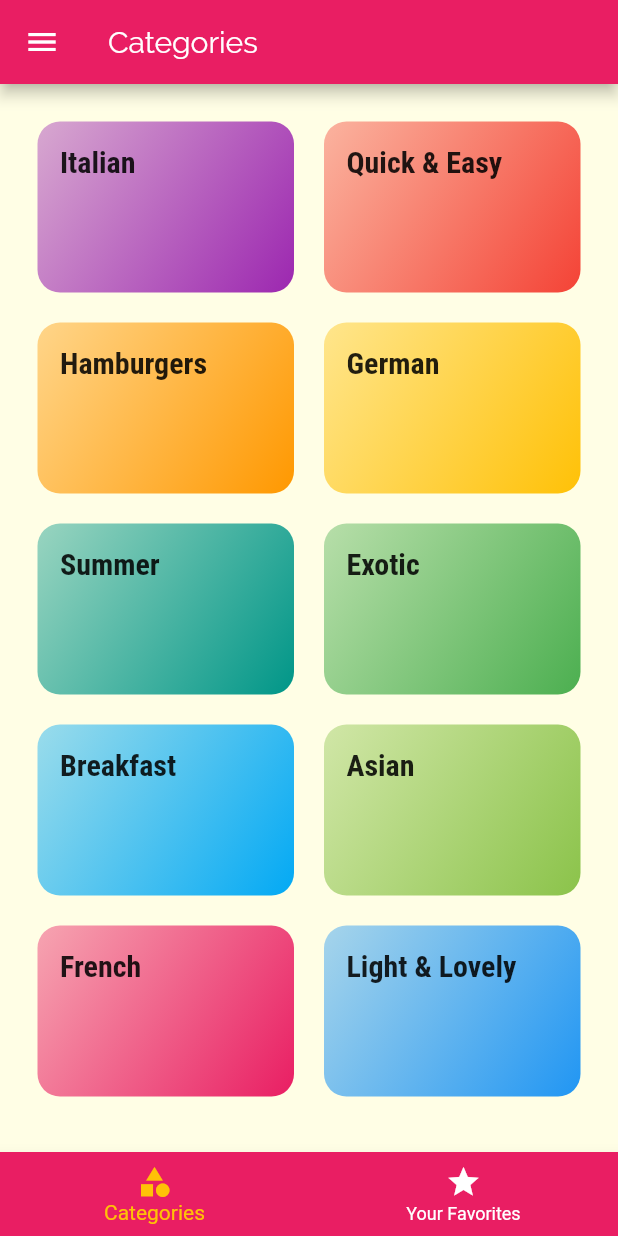
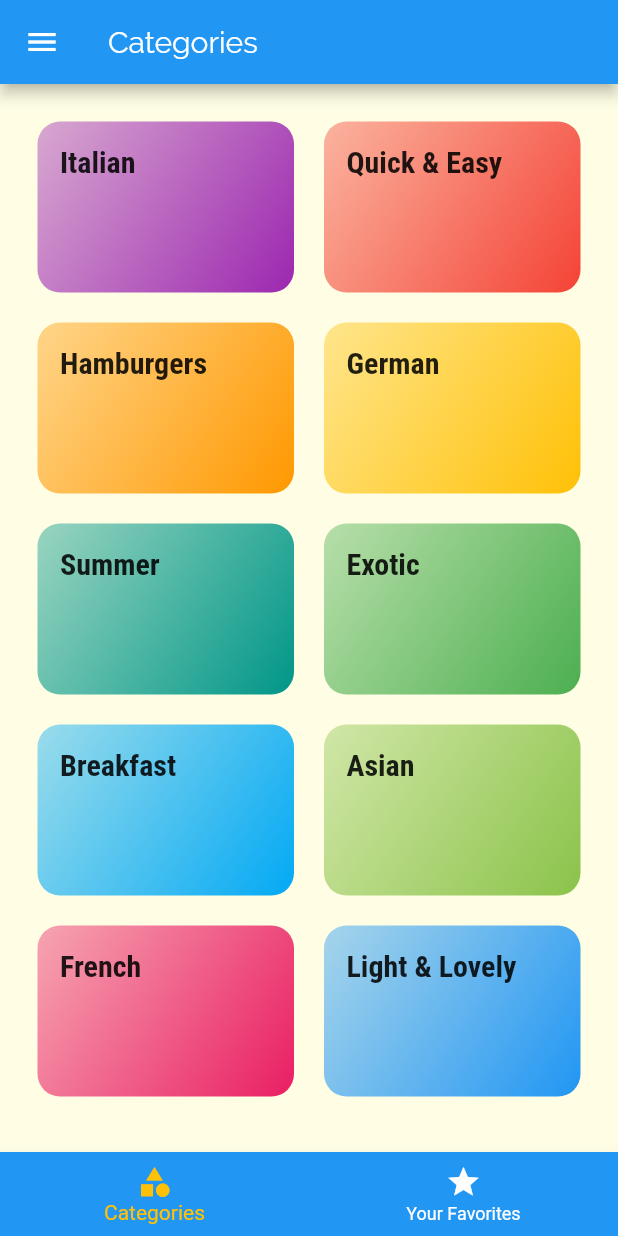
Before and after one commit to MaramAlthobity/Resturant_App, a Flutter app: the TabsScreen screen opened by its route, on a phone screen of 412 x 824 dp. Run offline on Flutter 3.47's test engine with Material 2 defaults, Android fonts, the phone set to English and light mode, and no system bars; our stand-ins replace flutter_colorpicker, shared_preferences; accounts and stored records are empty.

Commit message:
updated colors

```diff
--- a/lib/models/meal.dart
+++ b/lib/models/meal.dart
@@ -1,18 +1,14 @@
 import 'package:flutter/foundation.dart';
-
-
 enum Complexity {
   Simple,
   Challenging,
   Hard,
 }
-
 enum Affordability {
   Affordable,
   Pricey,
   Luxurious,
 }
-
 class Meal {
   final String id;
   final List<String> categories;
--- a/lib/providers/theme_provider.dart
+++ b/lib/providers/theme_provider.dart
@@ -2,7 +2,7 @@ import 'package:flutter/material.dart';
 import 'package:shared_preferences/shared_preferences.dart';
 
 class ThemeProvider with ChangeNotifier {
-  var primaryColor = Colors.pink;
+  var primaryColor = Colors.blue;
   var accentColor = Colors.amber;
 
   var tm = ThemeMode.system;
@@ -21,7 +21,7 @@ class ThemeProvider with ChangeNotifier {
   getThemeColors() async {
     SharedPreferences prefs = await SharedPreferences.getInstance();
 
-    primaryColor = _toMaterialColor(prefs.getInt("primaryColor") ?? 0xFFE91E63);
+    primaryColor = _toMaterialColor(prefs.getInt("primaryColor") ?? 0xFF2196F3);
     accentColor = _toMaterialColor(prefs.getInt("accentColor") ?? 0xFFFFC107);
     notifyListeners();
   }
@@ -31,15 +31,15 @@ class ThemeProvider with ChangeNotifier {
       colorVal,
       <int, Color>{
         50: Color(0xFFFCE4EC),
-        100: Color(0xFFF8BBD0),
-        200: Color(0xFFF48FB1),
-        300: Color(0xFFF06292),
-        400: Color(0xFFEC407A),
+        100: Color(0xFFBBDEFB),
+        200: Color(0xFF90CAF9),
+        300: Color(0xFF64B5F6),
+        400: Color(0xFF42A5F5),
         500: Color(colorVal),
-        600: Color(0xFFD81B60),
-        700: Color(0xFFC2185B),
-        800: Color(0xFFAD1457),
-        900: Color(0xFF880E4F),
+        600: Color(0xFF1E88E5),
+        700: Color(0xFF1976D2),
+        800: Color(0xFF1565C0),
+        900: Color(0xFF0D47A1),
       },
     );
   }
--- a/lib/screens/category_meals_screen.dart
+++ b/lib/screens/category_meals_screen.dart
@@ -1,7 +1,6 @@
 import 'package:flutter/material.dart';
 import '../providers/language_provider.dart';
 import 'package:provider/provider.dart';
-
 import '../models/meal.dart';
 import '../widgets/meal_item.dart';
 import '../providers/meal_provider.dart';
--- a/lib/screens/favorites_screen.dart
+++ b/lib/screens/favorites_screen.dart
@@ -1,6 +1,5 @@
 import 'package:flutter/material.dart';
 import 'package:provider/provider.dart';
-
 import '../providers/language_provider.dart';
 import '../widgets/meal_item.dart';
 import '../models/meal.dart';
--- a/lib/screens/filters_screen.dart
+++ b/lib/screens/filters_screen.dart
@@ -1,6 +1,5 @@
 import 'package:flutter/material.dart';
 import 'package:provider/provider.dart';
-
 import '../providers/language_provider.dart';
 import '../providers/meal_provider.dart';
 import '../providers/theme_provider.dart';
--- a/lib/screens/on_boarding_screen.dart
+++ b/lib/screens/on_boarding_screen.dart
@@ -2,7 +2,6 @@ import 'package:flutter/material.dart';
 import 'package:flutter_colorpicker/flutter_colorpicker.dart';
 import 'package:shared_preferences/shared_preferences.dart';
 import 'package:provider/provider.dart';
-
 import '../providers/language_provider.dart';
 import './tabs_screen.dart';
 import './filters_screen.dart';
--- a/lib/screens/themes_screen.dart
+++ b/lib/screens/themes_screen.dart
@@ -1,16 +1,13 @@
 import 'package:flutter/material.dart';
 import 'package:flutter_colorpicker/flutter_colorpicker.dart';
 import 'package:provider/provider.dart';
-
 import '../providers/language_provider.dart';
 import '../providers/theme_provider.dart';
 import '../widgets/main_drawer.dart';
 
 class ThemesScreen extends StatelessWidget {
   static const routeName = '/themes';
-
   final bool fromOnBoarding;
-
   ThemesScreen({this.fromOnBoarding = false});
 
   Widget buildRadioListTile(
```
Also changed, not shown: assets/images/image.jpg (added).
